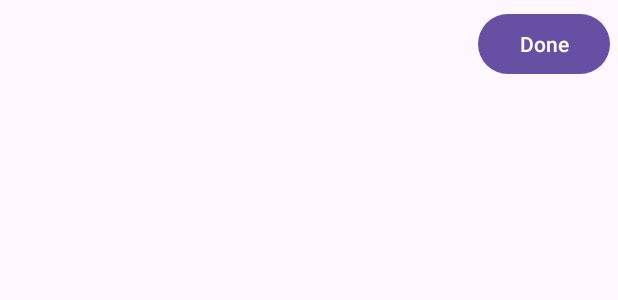
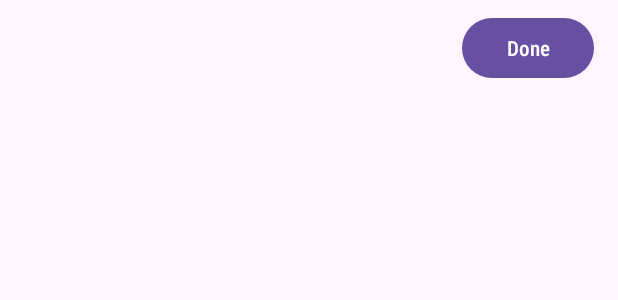
Before and after one commit to HanaAyman33/ToDoList, an Android app: the layout task_component.xml on its own in the app's theme, with its tools: preview values and no code run, on a phone screen of 412 x 824 dp. Shown: the top 300 px of the screen. Run offline under Robolectric (Android 15) with nearby library versions, the light colour scheme and no system bars; network calls fail.

Commit message:
Update task_component.xml

```diff
--- a/ToDoList/app/src/main/res/layout/task_component.xml
+++ b/ToDoList/app/src/main/res/layout/task_component.xml
@@ -1,30 +1,38 @@
 <?xml version="1.0" encoding="utf-8"?>
-<RelativeLayout xmlns:android="http://schemas.android.com/apk/res/android"
+<androidx.constraintlayout.widget.ConstraintLayout
+    xmlns:android="http://schemas.android.com/apk/res/android"
+    xmlns:app="http://schemas.android.com/apk/res-auto"
     xmlns:tools="http://schemas.android.com/tools"
-    android:layout_width="wrap_content"
+    android:layout_width="match_parent"
     android:layout_height="wrap_content"
-    android:padding="5dp">
+    android:padding="8dp">
 
     <TextView
         android:id="@+id/taskTextView"
-        android:layout_width="wrap_content"
+        android:layout_width="0dp"
         android:layout_height="wrap_content"
-        android:layout_centerVertical="true"
-        android:layout_alignParentStart="true"
+        android:layout_marginEnd="8dp"
         android:padding="8dp"
         android:textStyle="bold"
         android:textColor="@color/white"
-        android:fontFamily="cursive"
-        android:textSize="24sp"
+        android:fontFamily="sans-serif-condensed-medium"
+        android:textSize="20sp"
+        app:layout_constraintBottom_toBottomOf="parent"
+        app:layout_constraintEnd_toStartOf="@id/doneButton"
+        app:layout_constraintStart_toStartOf="parent"
+        app:layout_constraintTop_toTopOf="parent"
         tools:ignore="RelativeOverlap" />
 
     <Button
         android:id="@+id/doneButton"
         android:layout_width="wrap_content"
         android:layout_height="wrap_content"
-        android:layout_alignParentEnd="true"
-        android:layout_centerVertical="true"
+        android:layout_marginEnd="8dp"
         android:text="@string/done"
+        android:fontFamily="sans-serif-condensed-medium"
+        app:layout_constraintBottom_toBottomOf="parent"
+        app:layout_constraintEnd_toEndOf="parent"
+        app:layout_constraintTop_toTopOf="parent"
         tools:ignore="RelativeOverlap" />
 
-</RelativeLayout>
+</androidx.constraintlayout.widget.ConstraintLayout>
```
